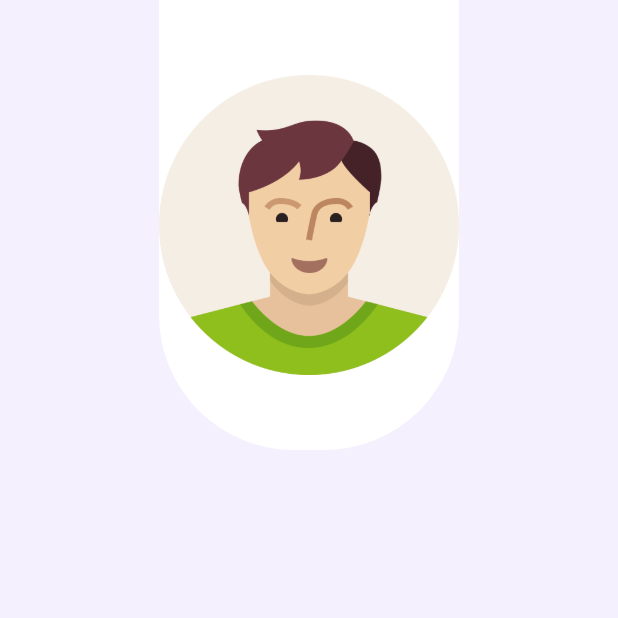
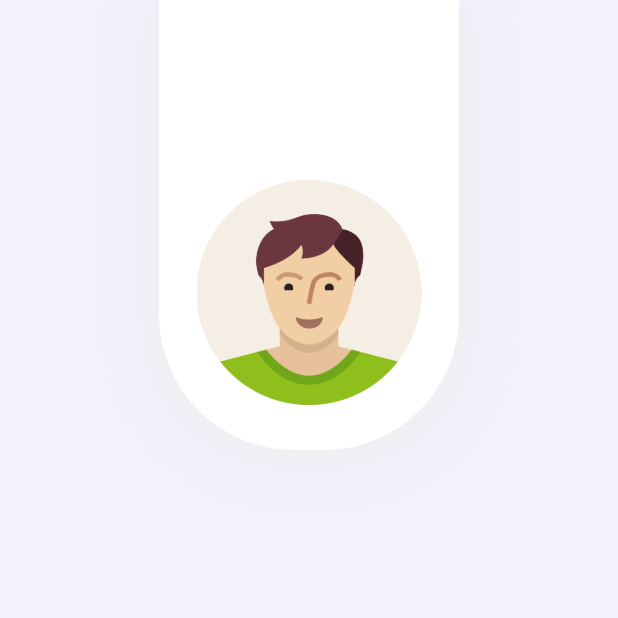
Before and after one commit to shrijal313/loginui, a Flutter app: the screen it shows after launch, on a phone screen of 412 x 824 dp, the top half of it. Run offline on Flutter 3.47's test engine with Material 2 defaults, Android fonts, the phone set to English and light mode, and no system bars.

Commit message:
Added Profile Header

```diff
--- a/lib/features/view/login/screen/login.dart
+++ b/lib/features/view/login/screen/login.dart
@@ -1,4 +1,5 @@
 import 'package:flutter/material.dart';
+import 'package:practice1/features/view/login/widgets/header.dart';
 
 class LoginScreen extends StatelessWidget {
   @override
@@ -17,17 +18,7 @@ class LoginScreen extends StatelessWidget {
               child: Column(
                 crossAxisAlignment: CrossAxisAlignment.center,
                 children: [
-                  Container(
-                      width: 200,
-                      height: 300,
-                      decoration: BoxDecoration(
-                        color: Colors.white,
-                        borderRadius: BorderRadius.only(
-                          bottomLeft: Radius.circular(90),
-                          bottomRight: Radius.circular(90),
-                        ),
-                      ),
-                      child: Image.asset("assets/images/boy.png",)),
+                  Header(),
                 ],
               ),
             )
--- /dev/null
+++ b/lib/features/view/login/widgets/header.dart
@@ -0,0 +1,39 @@
+
+import 'package:flutter/material.dart';
+
+class Header extends StatelessWidget {
+  const Header({
+    Key key,
+  }) : super(key: key);
+
+  @override
+  Widget build(BuildContext context) {
+    return Container(
+        width: 200,
+        height: 300,
+        padding: EdgeInsets.only(bottom: 30),
+        decoration: BoxDecoration(
+            color: Colors.white,
+            borderRadius: BorderRadius.only(
+              bottomLeft: Radius.circular(90),
+              bottomRight: Radius.circular(90),
+            ),
+            boxShadow: [
+              BoxShadow(
+                  blurRadius: 40,
+                  spreadRadius: 10,
+                  color: Colors.grey[200])
+            ]),
+        child: Align(
+          alignment: Alignment.bottomCenter,
+          child: Container(
+            height: 150,
+            width: 150,
+            child: Image.asset(
+              "assets/images/boy.png",
+              fit: BoxFit.contain,
+            ),
+          ),
+        ));
+  }
+}
--- a/pubspec.yaml
+++ b/pubspec.yaml
@@ -47,6 +47,7 @@ flutter:
   # To add assets to your application, add an assets section, like this:
   assets:
     - assets/images/
+    - assets/icons/
   #   - images/a_dot_ham.jpeg
 
   # An image asset can refer to one or more resolution-specific "variants", see
```
Also changed, not shown: assets/icons/facebookLogo.png (added), assets/icons/googleLogo.png (added), assets/icons/instagramLogo.png (added), assets/icons/twitterLogo.png (added).
